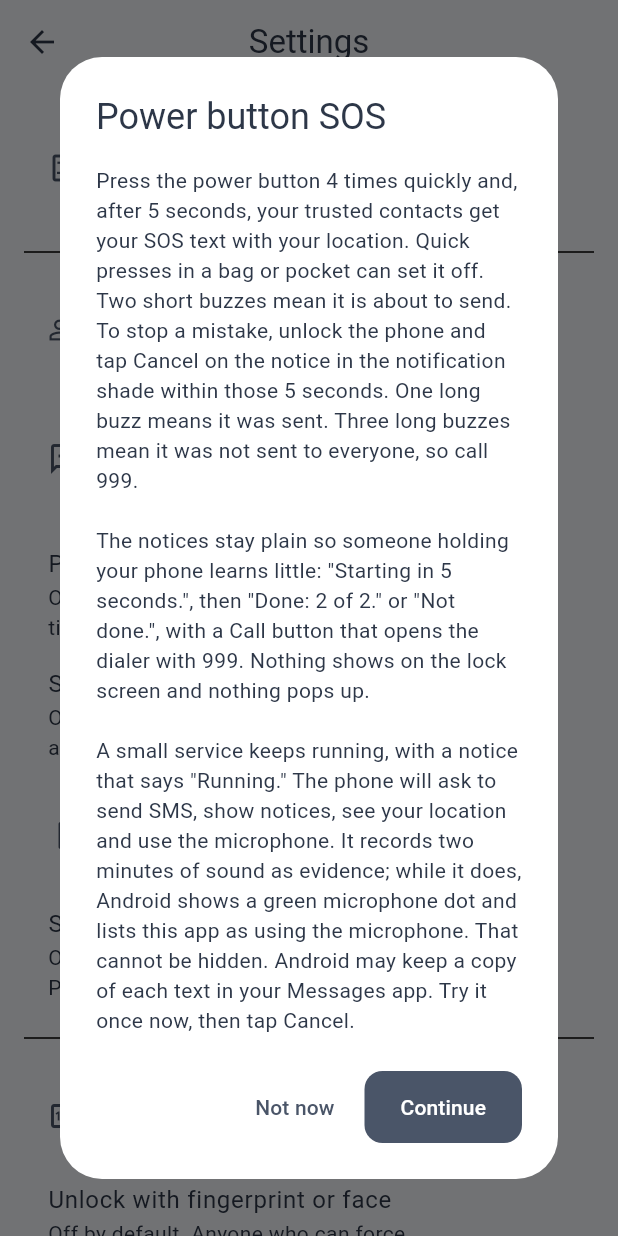
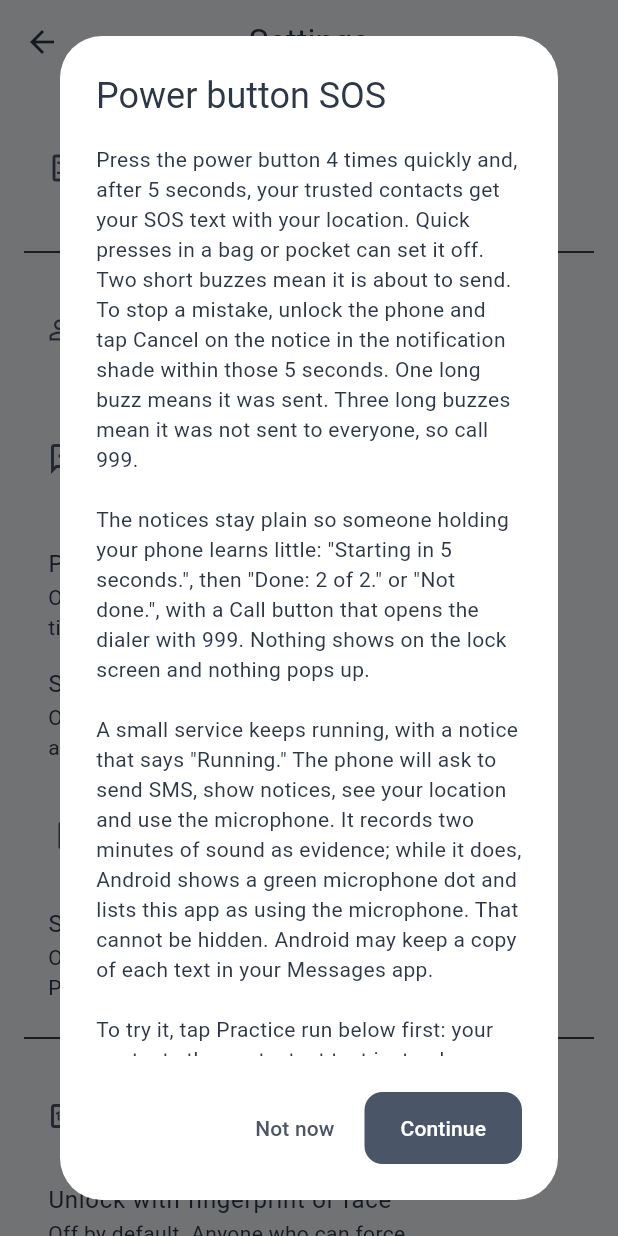
Before and after one commit to the-abraar/Protiti, a Flutter app: the SettingsScreen screen opened directly, after a tap on "Power button SOS", on a phone screen of 412 x 824 dp. Run offline on Flutter 3.47's test engine with Material 3 defaults, Android fonts, the phone set to English and light mode, and no system bars; our stand-ins replace audioplayers, flutter_secure_storage, geolocator, image_picker, local_auth, pdf and 5 more; missing offline and left inert: encrypt, flutter_background_service, record, screen_brightness, secure_application, torch_light and 1 more; accounts and stored records are empty.

Commit message:
SOS: a practice run for the shortcuts (N16)
Settings said 'Try it once now, then tap Cancel', with no test mode; a
missed Cancel texted every contact for real, and Cancel now needs the
phone unlocked. Practice run arms the next shortcut within 10 minutes to
send a short test text with the location link, no recording, no log.

Co-Authored-By: Claude Opus 5.5 <noreply@anthropic.com>

```diff
--- a/dkc/lib/data/services/background_sos_service.dart
+++ b/dkc/lib/data/services/background_sos_service.dart
@@ -27,6 +27,29 @@ enum SosTrigger {
 
   const SosTrigger(this.storeKey);
   final String storeKey;
+}
+
+/// A practice run (N16): for [window] after she arms it in Settings, the next
+/// shortcut texts [TriggerPanicUseCase.practiceHead] instead of the SOS.
+abstract final class SosPractice {
+  static const window = Duration(minutes: 10);
+
+  static Future<void> arm() => secureStore.write(
+        key: StoreKeys.practiceUntil,
+        value: DateTime.now().add(window).toIso8601String(),
+      );
+
+  /// True once while armed; disarms either way. Never throws.
+  static Future<bool> take() async {
+    try {
+      final until = DateTime.tryParse(await secureStore.read(key: StoreKeys.practiceUntil) ?? '');
+      if (until == null) return false;
+      await secureStore.delete(key: StoreKeys.practiceUntil);
+      return DateTime.now().isBefore(until);
+    } catch (_) {
+      return false;
+    }
+  }
 }
 
 /// Vibration patterns (ms: wait, buzz, wait, buzz...) she can tell apart by
@@ -282,14 +305,15 @@ class BackgroundSosService {
     // on this engine until asked; without them every SOS found no contacts.
     DartPluginRegistrant.ensureInitialized();
     final handler = SosTriggerHandler(send: () async {
+      final practice = await SosPractice.take();
       final result = await TriggerPanicUseCase(
         LocationService(),
         contactRepository: ContactRepository(DatabaseService()),
         audioService: SecureAudioService(),
         evidenceRepository: EvidenceRepository(DatabaseService()),
         sendSms: dispatchSilentSms,
-      ).execute(dim: false);
-      await AlertLog.record(result);
+      ).execute(dim: false, practice: practice);
+      if (!practice) await AlertLog.record(result);
       return result;
     });
 
--- a/dkc/lib/data/services/secure_store.dart
+++ b/dkc/lib/data/services/secure_store.dart
@@ -20,6 +20,7 @@ abstract final class StoreKeys {
   static const shakeSosOn = 's1';
   static const duressAlertOn = 's2';
   static const lastAlert = 's3';
+  static const practiceUntil = 's4';
   static const draftTitle = 'd1';
   static const draftDescription = 'd2';
   static const draftStation = 'd3';
--- a/dkc/lib/domain/use_cases/trigger_panic.dart
+++ b/dkc/lib/domain/use_cases/trigger_panic.dart
@@ -110,8 +110,14 @@ class TriggerPanicUseCase {
   /// message leaves. Then, if asked, screen dimming and the audio recording.
   /// [dim] is for the app on screen; the second-PIN alert turns off both,
   /// since a dark screen or the microphone indicator would give it away.
-  /// [sms] replaces [sendSms] for this one send.
-  Future<PanicResult> execute({bool dim = true, bool record = true, SmsDispatcher? sms}) async {
+  /// [sms] replaces [sendSms] for this one send. A [practice] run sends the
+  /// practice text instead of the SOS, and never records.
+  Future<PanicResult> execute({
+    bool dim = true,
+    bool record = true,
+    SmsDispatcher? sms,
+    bool practice = false,
+  }) async {
     final timestamp = DateTime.now();
 
     double? lat;
@@ -139,6 +145,7 @@ class TriggerPanicUseCase {
       lng: lng,
       fixedAt: pos?.timestamp.toLocal(),
       mocked: pos?.isMocked ?? false,
+      practice: practice,
     );
 
     final dispatch = await (sms ?? sendSms)(recipientNumbers, message);
@@ -150,7 +157,7 @@ class TriggerPanicUseCase {
         await ScreenBrightness().setApplicationScreenBrightness(0.0);
       } catch (_) {}
     }
-    if (record) _recordAmbientAudio();
+    if (record && !practice) _recordAmbientAudio();
 
     return PanicResult(
       formattedMessage: message,
@@ -174,13 +181,22 @@ class TriggerPanicUseCase {
   /// Bangla and English, no app name (it may stay in her Sent messages), the
   /// time of the location fix and the map link. Every case, the longest
   /// coordinates included, fits in [maxSmsParts] parts (tested).
-  static String sosMessage({double? lat, double? lng, DateTime? fixedAt, bool mocked = false}) {
-    const head = 'জরুরি! সাহায্য দরকার। Urgent, help me!';
+  static String sosMessage({
+    double? lat,
+    double? lng,
+    DateTime? fixedAt,
+    bool mocked = false,
+    bool practice = false,
+  }) {
+    final head = practice ? practiceHead : 'জরুরি! সাহায্য দরকার। Urgent, help me!';
     if (lat == null || lng == null) return '$head অবস্থান জানা নেই/Location unknown.';
     final at = fixedAt == null ? '' : ' ${_hhmm(fixedAt)}';
     final doubt = mocked ? ', হয়তো ভুল/may be wrong' : '';
     return '$head অবস্থান/Location$at$doubt: ${mapsLink(lat, lng)}';
   }
+
+  /// Opens a practice text, so a contact knows to ignore it (N16).
+  static const practiceHead = 'পরীক্ষা মাত্র। Just a test, ignore.';
 
   /// Two minutes of ambient audio, saved as an evidence row. If the app dies
   /// first, the next launch recovers the file.
--- a/dkc/lib/ui/features/settings/settings_screen.dart
+++ b/dkc/lib/ui/features/settings/settings_screen.dart
@@ -8,6 +8,7 @@ import '../../../data/services/auth_service.dart';
 import '../../../data/services/background_sos_service.dart';
 import '../../../data/services/native_sms_service.dart';
 import '../../../data/services/silent_alert_service.dart';
+import '../../../domain/use_cases/trigger_panic.dart';
 import '../auth/pin_setup_screen.dart';
 import 'battery_guide_screen.dart';
 import 'contacts_screen.dart';
@@ -144,8 +145,8 @@ class _SettingsScreenState extends State<SettingsScreen> {
           'will ask to send SMS, show notices, see your location and use the microphone. It '
           'records two minutes of sound as evidence; while it does, Android shows a green '
           'microphone dot and lists this app as using the microphone. That cannot be hidden. '
-          'Android may keep a copy of each text in your Messages app. '
-          'Try it once now, then tap Cancel.',
+          'Android may keep a copy of each text in your Messages app.\n\n'
+          'To try it, tap Practice run below first: your contacts then get a test text instead.',
       request: () => BackgroundSosService.enable(t),
     );
     if (!mounted) return;
@@ -156,6 +157,18 @@ class _SettingsScreenState extends State<SettingsScreen> {
     if (on) {
       await Navigator.push(context, MaterialPageRoute(builder: (_) => const BatteryGuideScreen()));
     }
+  }
+
+  Future<void> _armPractice() async {
+    try {
+      await SosPractice.arm();
+    } catch (_) {
+      return;
+    }
+    if (!mounted) return;
+    ScaffoldMessenger.of(context).showSnackBar(SnackBar(
+      content: Text('Practice is on for ${SosPractice.window.inMinutes} minutes. Try your shortcut now.'),
+    ));
   }
 
   Future<void> _onDuressAlert(bool value) async {
@@ -260,6 +273,16 @@ class _SettingsScreenState extends State<SettingsScreen> {
                         value: _triggers[t]!,
                         onChanged: (v) => _onTrigger(t, v),
                       ),
+                    if (_triggers.values.any((on) => on))
+                      ListTile(
+                        leading: const Icon(Icons.play_circle_outline, color: AppTheme.brandSecondary),
+                        title: const Text('Practice run'),
+                        subtitle: Text(
+                          'For the next ${SosPractice.window.inMinutes} minutes, a shortcut texts your '
+                          'contacts "${TriggerPanicUseCase.practiceHead}" instead of the SOS.',
+                        ),
+                        onTap: _armPractice,
+                      ),
                     ListTile(
                       leading: const Icon(Icons.battery_alert_outlined, color: AppTheme.brandSecondary),
                       title: const Text('Keep SOS shortcuts working'),
```
Also changed, not shown: 4 other files.
